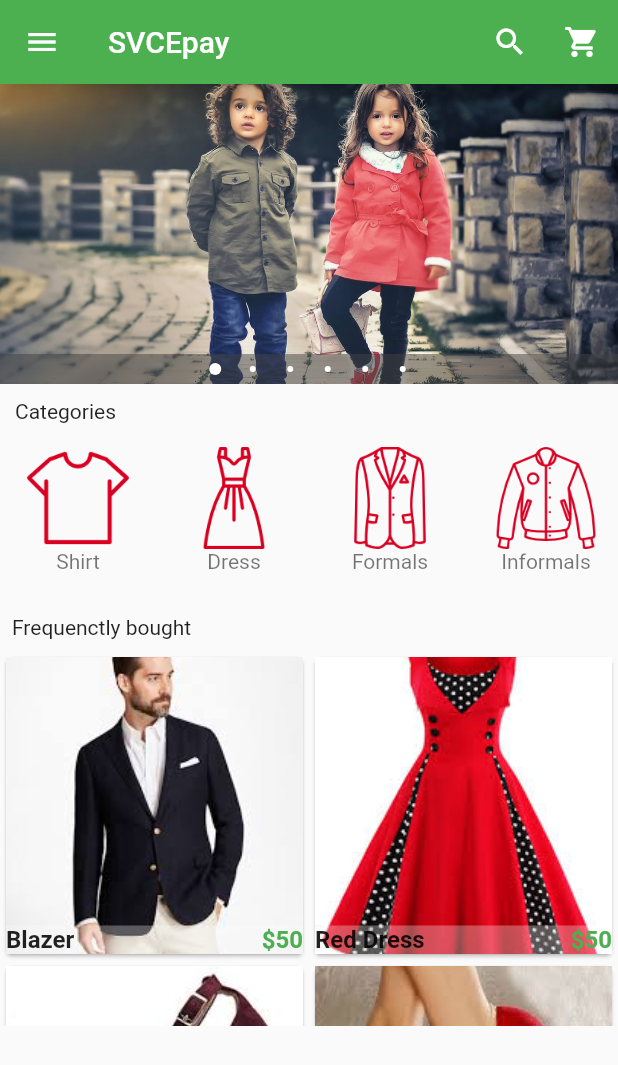
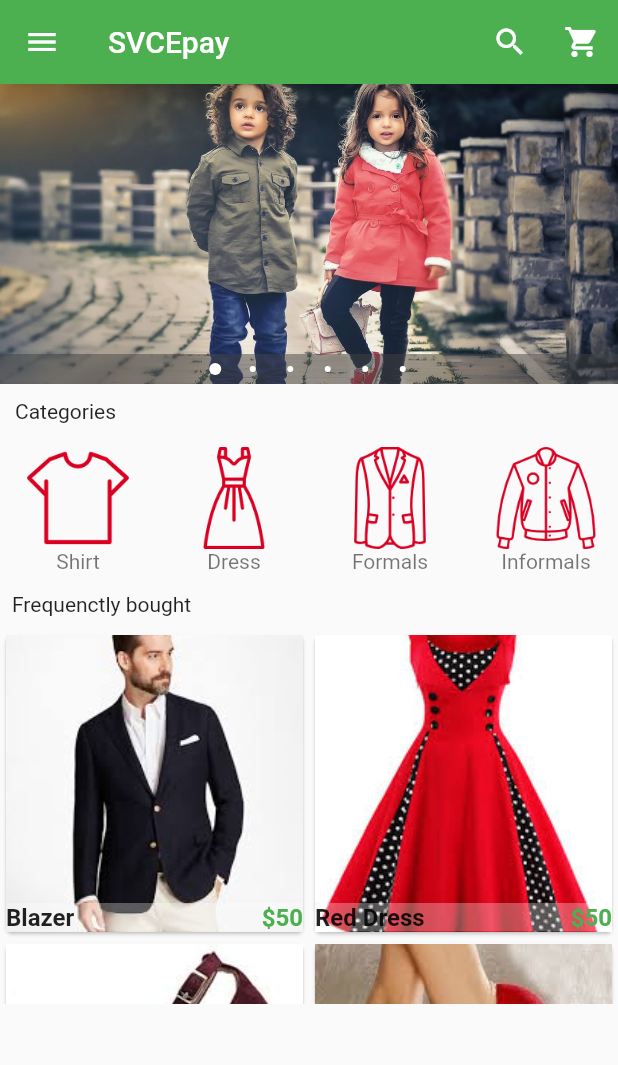
Before and after one commit to Shravandheep4/svce_pay, a Flutter app: the screen it shows after launch, on a phone screen of 412 x 824 dp. Shown: the top 1065 px of the screen. Run offline on Flutter 3.47's test engine with Material 2 defaults, Android fonts, the phone set to English and light mode, and no system bars; drawn by our look-alikes of carousel_pro.

```diff
--- a/lib/components/horizontal_listview.dart
+++ b/lib/components/horizontal_listview.dart
@@ -4,7 +4,7 @@ class HorizontalList extends StatelessWidget {
   @override
   Widget build(BuildContext context) {
     return Container(
-      height: 110.0,
+      height: 95.0,
       child: ListView(
         scrollDirection: Axis.horizontal,
         children: <Widget>[
```
